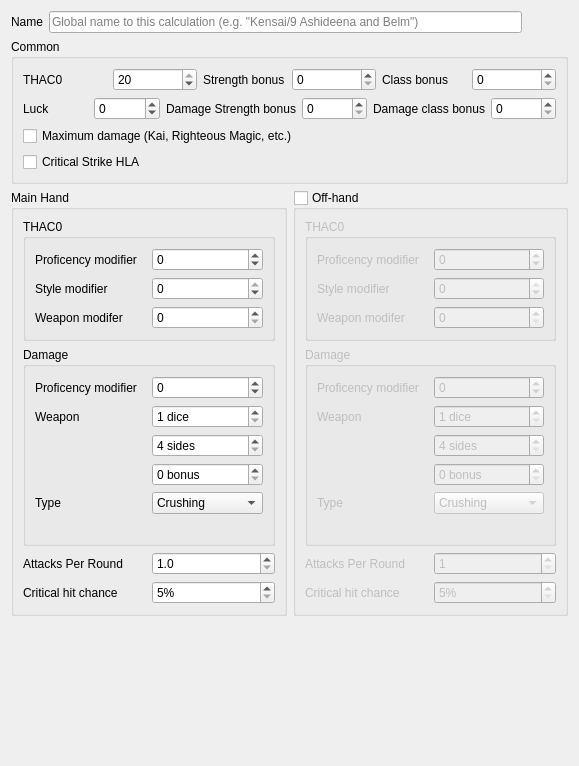
moebiusproject/moebiustoolkit, file src/configuration.ui: the form before one commit.
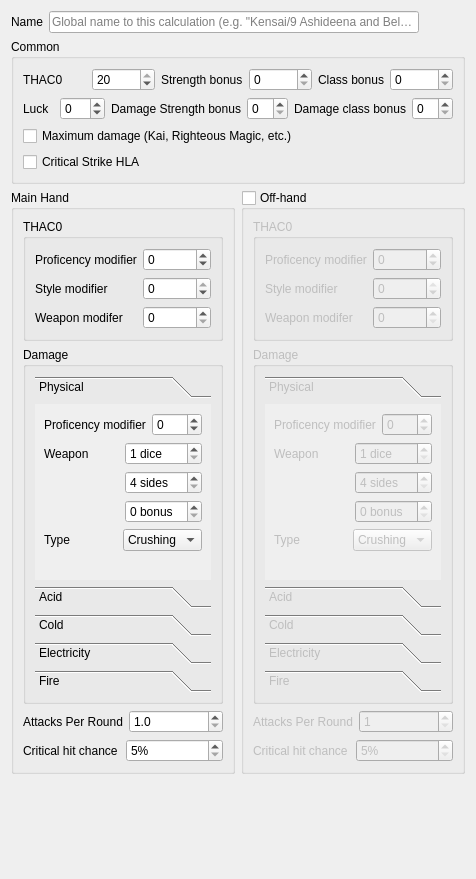
The form after the commit. Custom widgets are drawn as their Qt base class.

Commit message:
DC: revamp the UI for weapon damage
- Support more damage types (elemental). Separate the physical damage
  from the elemental entries, each one on a tool box. Still consumes a
  big chunk of space, so it could be moved to a tab widget or a stack
  one.
- Use a custom widget for the elemental damage, and add the still
  untested (de)serialization code for it. Use a promoted widget on the
  Qt Designer file, as a plugin would be too much effort, I think.

The edit to the form file:
```diff
--- a/src/configuration.ui
+++ b/src/configuration.ui
@@ -6,11 +6,11 @@
    <rect>
     <x>0</x>
     <y>0</y>
-    <width>579</width>
-    <height>766</height>
+    <width>476</width>
+    <height>879</height>
    </rect>
   </property>
-  <layout class="QVBoxLayout" name="verticalLayout_6">
+  <layout class="QVBoxLayout" name="verticalLayout_9">
    <item>
     <layout class="QHBoxLayout" name="horizontalLayout_2">
      <item>
@@ -216,6 +216,24 @@
           </property>
           <layout class="QVBoxLayout" name="verticalLayout_2">
            <item>
+            <widget class="QToolBox" name="mainHandDamage">
+             <property name="currentIndex">
+              <number>0</number>
+             </property>
+             <widget class="QWidget" name="phisicalDamagePage1">
+              <property name="geometry">
+               <rect>
+                <x>0</x>
+                <y>0</y>
+                <width>177</width>
+                <height>199</height>
+               </rect>
+              </property>
+              <attribute name="label">
+               <string>Physical</string>
+              </attribute>
+              <layout class="QVBoxLayout" name="verticalLayout_7">
+               <item>
             <layout class="QHBoxLayout" name="horizontalLayout_4">
              <item>
               <widget class="QLabel" name="proficiencyDamageModifier1Label">
@@ -327,6 +345,62 @@
            </item>
           </layout>
          </widget>
+             <widget class="SpecialDamageWidget" name="acidDamagePage1">
+              <property name="geometry">
+               <rect>
+                <x>0</x>
+                <y>0</y>
+                <width>177</width>
+                <height>199</height>
+               </rect>
+              </property>
+              <attribute name="label">
+               <string>Acid</string>
+              </attribute>
+             </widget>
+             <widget class="SpecialDamageWidget" name="coldDamagePage1">
+              <property name="geometry">
+               <rect>
+                <x>0</x>
+                <y>0</y>
+                <width>177</width>
+                <height>199</height>
+               </rect>
+              </property>
+              <attribute name="label">
+               <string>Cold</string>
+              </attribute>
+             </widget>
+             <widget class="SpecialDamageWidget" name="electricityDamagePage1">
+              <property name="geometry">
+               <rect>
+                <x>0</x>
+                <y>0</y>
+                <width>177</width>
+                <height>199</height>
+               </rect>
+              </property>
+              <attribute name="label">
+               <string>Electricity</string>
+              </attribute>
+             </widget>
+             <widget class="SpecialDamageWidget" name="fireDamagePage1">
+              <property name="geometry">
+               <rect>
+                <x>0</x>
+                <y>0</y>
+                <width>177</width>
+                <height>199</height>
+               </rect>
+              </property>
+              <attribute name="label">
+               <string>Fire</string>
+              </attribute>
+             </widget>
+            </widget>
+           </item>
+          </layout>
+         </widget>
         </item>
         <item>
          <layout class="QHBoxLayout" name="horizontalLayout_10">
@@ -396,7 +470,7 @@
        <property name="checked">
         <bool>false</bool>
        </property>
-       <layout class="QVBoxLayout" name="verticalLayout_5">
+       <layout class="QVBoxLayout" name="verticalLayout_6">
         <item>
          <widget class="QGroupBox" name="offHandThac0Group">
           <property name="title">
@@ -459,6 +533,24 @@
           <property name="title">
            <string>Damage</string>
           </property>
+          <layout class="QVBoxLayout" name="verticalLayout_5">
+           <item>
+            <widget class="QToolBox" name="offHandDamage">
+             <property name="currentIndex">
+              <number>0</number>
+             </property>
+             <widget class="QWidget" name="phisicalDamagePage2">
+              <property name="geometry">
+               <rect>
+                <x>0</x>
+                <y>0</y>
+                <width>177</width>
+                <height>199</height>
+               </rect>
+              </property>
+              <attribute name="label">
+               <string>Physical</string>
+              </attribute>
           <layout class="QVBoxLayout" name="verticalLayout_3">
            <item>
             <layout class="QHBoxLayout" name="horizontalLayout_6">
@@ -572,6 +664,62 @@
            </item>
           </layout>
          </widget>
+             <widget class="SpecialDamageWidget" name="acidDamagePage2">
+              <property name="geometry">
+               <rect>
+                <x>0</x>
+                <y>0</y>
+                <width>177</width>
+                <height>199</height>
+               </rect>
+              </property>
+              <attribute name="label">
+               <string>Acid</string>
+              </attribute>
+             </widget>
+             <widget class="SpecialDamageWidget" name="coldDamagePage2">
+              <property name="geometry">
+               <rect>
+                <x>0</x>
+                <y>0</y>
+                <width>177</width>
+                <height>199</height>
+               </rect>
+              </property>
+              <attribute name="label">
+               <string>Cold</string>
+              </attribute>
+             </widget>
+             <widget class="SpecialDamageWidget" name="electricityDamagePage2">
+              <property name="geometry">
+               <rect>
+                <x>0</x>
+                <y>0</y>
+                <width>177</width>
+                <height>199</height>
+               </rect>
+              </property>
+              <attribute name="label">
+               <string>Electricity</string>
+              </attribute>
+             </widget>
+             <widget class="SpecialDamageWidget" name="fireDamagePage2">
+              <property name="geometry">
+               <rect>
+                <x>0</x>
+                <y>0</y>
+                <width>177</width>
+                <height>199</height>
+               </rect>
+              </property>
+              <attribute name="label">
+               <string>Fire</string>
+              </attribute>
+             </widget>
+            </widget>
+           </item>
+          </layout>
+         </widget>
         </item>
         <item>
          <layout class="QHBoxLayout" name="horizontalLayout_11">
@@ -644,6 +792,14 @@
    </item>
   </layout>
  </widget>
+ <customwidgets>
+  <customwidget>
+   <class>SpecialDamageWidget</class>
+   <extends>QWidget</extends>
+   <header>damagecalculatorpage.h</header>
+   <container>1</container>
+  </customwidget>
+ </customwidgets>
  <resources/>
  <connections/>
 </ui>
```
Left out of the diff: 80 changed lines with no effect on the pictures. Lines whose indentation alone changed are shown as unchanged. The commit also changes 4 other files.
